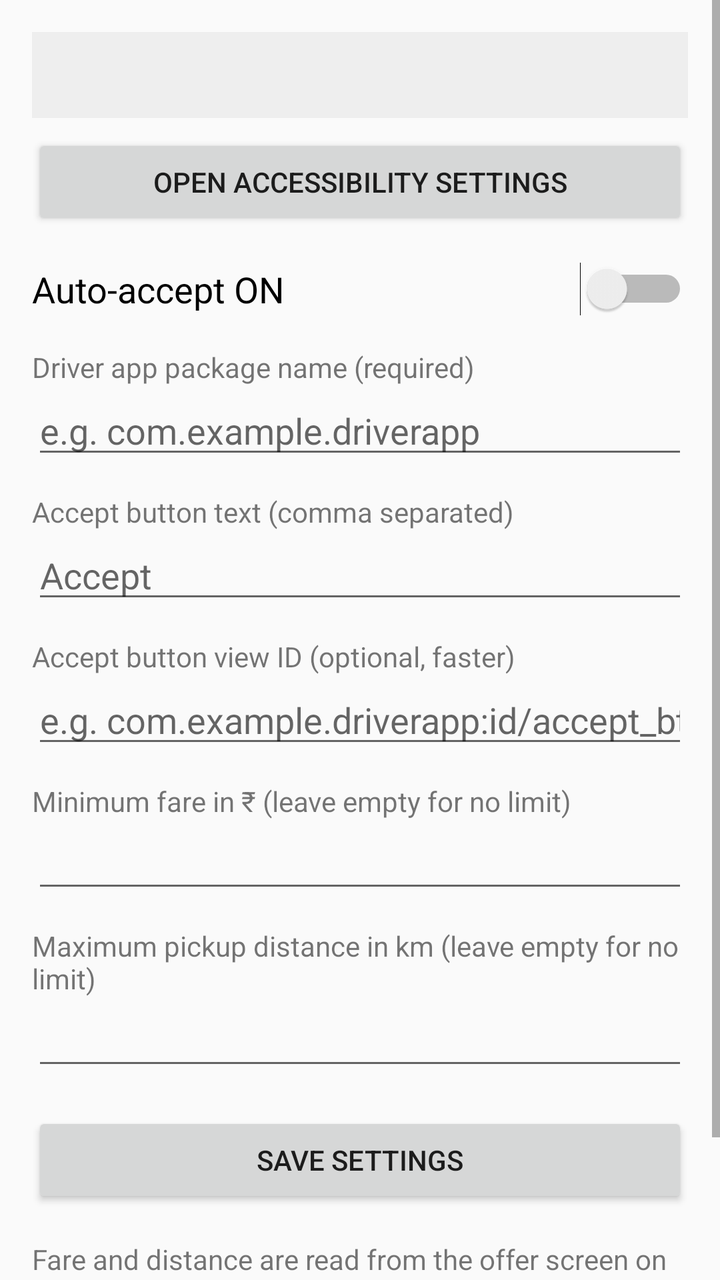
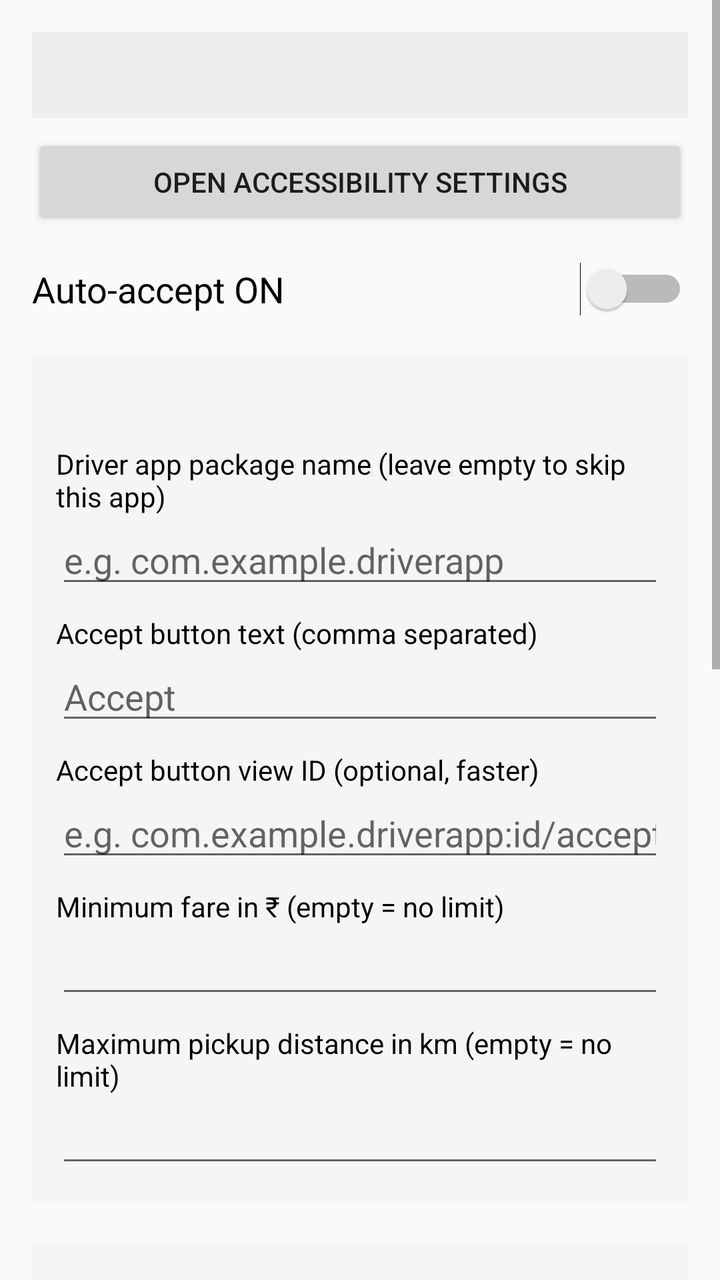

An Android layout rendered at two revisions. The XML below is the earlier revision; the diff shows what the commit changed to produce the second picture.
<!-- AndroidManifest.xml: application theme android:Theme.Material.Light.DarkActionBar -->
<!-- res/layout/activity_main.xml -->
<?xml version="1.0" encoding="utf-8"?>
<ScrollView xmlns:android="http://schemas.android.com/apk/res/android"
    android:layout_width="match_parent"
    android:layout_height="match_parent"
    android:fillViewport="true">

    <LinearLayout
        android:layout_width="match_parent"
        android:layout_height="wrap_content"
        android:orientation="vertical"
        android:padding="16dp">

        <TextView
            android:id="@+id/statusText"
            android:layout_width="match_parent"
            android:layout_height="wrap_content"
            android:padding="12dp"
            android:background="#EEEEEE"
            android:textColor="#000000"
            android:textSize="14sp" />

        <Button
            android:id="@+id/openAccessibilityButton"
            android:layout_width="match_parent"
            android:layout_height="wrap_content"
            android:layout_marginTop="8dp"
            android:text="Open Accessibility settings" />

        <Switch
            android:id="@+id/enabledSwitch"
            android:layout_width="match_parent"
            android:layout_height="wrap_content"
            android:layout_marginTop="16dp"
            android:text="Auto-accept ON"
            android:textSize="18sp" />

        <TextView
            android:layout_width="wrap_content"
            android:layout_height="wrap_content"
            android:layout_marginTop="16dp"
            android:text="Driver app package name (required)" />
        <EditText
            android:id="@+id/packageInput"
            android:layout_width="match_parent"
            android:layout_height="wrap_content"
            android:hint="e.g. com.example.driverapp"
            android:inputType="text" />

        <TextView
            android:layout_width="wrap_content"
            android:layout_height="wrap_content"
            android:layout_marginTop="12dp"
            android:text="Accept button text (comma separated)" />
        <EditText
            android:id="@+id/labelsInput"
            android:layout_width="match_parent"
            android:layout_height="wrap_content"
            android:hint="Accept"
            android:inputType="text" />

        <TextView
            android:layout_width="wrap_content"
            android:layout_height="wrap_content"
            android:layout_marginTop="12dp"
            android:text="Accept button view ID (optional, faster)" />
        <EditText
            android:id="@+id/viewIdInput"
            android:layout_width="match_parent"
            android:layout_height="wrap_content"
            android:hint="e.g. com.example.driverapp:id/accept_btn"
            android:inputType="text" />

        <TextView
            android:layout_width="wrap_content"
            android:layout_height="wrap_content"
            android:layout_marginTop="12dp"
            android:text="Minimum fare in ₹ (leave empty for no limit)" />
        <EditText
            android:id="@+id/minFareInput"
            android:layout_width="match_parent"
            android:layout_height="wrap_content"
            android:inputType="numberDecimal" />

        <TextView
            android:layout_width="wrap_content"
            android:layout_height="wrap_content"
            android:layout_marginTop="12dp"
            android:text="Maximum pickup distance in km (leave empty for no limit)" />
        <EditText
            android:id="@+id/maxKmInput"
            android:layout_width="match_parent"
            android:layout_height="wrap_content"
            android:inputType="numberDecimal" />

        <Button
            android:id="@+id/saveButton"
            android:layout_width="match_parent"
            android:layout_height="wrap_content"
            android:layout_marginTop="16dp"
            android:text="Save settings" />

        <TextView
            android:layout_width="match_parent"
            android:layout_height="wrap_content"
            android:layout_marginTop="16dp"
            android:text="Fare and distance are read from the offer screen on a best-effort basis (first ₹ amount and first km/m value). If a value can't be read, that filter is skipped for the offer. Using auto-accept may break your driver app's terms of service." />
    </LinearLayout>
</ScrollView>
<!-- resources referenced by this layout -->
<resources>

</resources>

<!-- the commit's change to res/layout/activity_main.xml (unified diff, before → after) -->
@@ -34,63 +34,13 @@
             android:text="Auto-accept ON"
             android:textSize="18sp" />
 
-        <TextView
-            android:layout_width="wrap_content"
-            android:layout_height="wrap_content"
-            android:layout_marginTop="16dp"
-            android:text="Driver app package name (required)" />
-        <EditText
-            android:id="@+id/packageInput"
-            android:layout_width="match_parent"
-            android:layout_height="wrap_content"
-            android:hint="e.g. com.example.driverapp"
-            android:inputType="text" />
+        <include
+            android:id="@+id/profile1"
+            layout="@layout/profile_section" />
 
-        <TextView
-            android:layout_width="wrap_content"
-            android:layout_height="wrap_content"
-            android:layout_marginTop="12dp"
-            android:text="Accept button text (comma separated)" />
-        <EditText
-            android:id="@+id/labelsInput"
-            android:layout_width="match_parent"
-            android:layout_height="wrap_content"
-            android:hint="Accept"
-            android:inputType="text" />
-
-        <TextView
-            android:layout_width="wrap_content"
-            android:layout_height="wrap_content"
-            android:layout_marginTop="12dp"
-            android:text="Accept button view ID (optional, faster)" />
-        <EditText
-            android:id="@+id/viewIdInput"
-            android:layout_width="match_parent"
-            android:layout_height="wrap_content"
-            android:hint="e.g. com.example.driverapp:id/accept_btn"
-            android:inputType="text" />
-
-        <TextView
-            android:layout_width="wrap_content"
-            android:layout_height="wrap_content"
-            android:layout_marginTop="12dp"
-            android:text="Minimum fare in ₹ (leave empty for no limit)" />
-        <EditText
-            android:id="@+id/minFareInput"
-            android:layout_width="match_parent"
-            android:layout_height="wrap_content"
-            android:inputType="numberDecimal" />
-
-        <TextView
-            android:layout_width="wrap_content"
-            android:layout_height="wrap_content"
-            android:layout_marginTop="12dp"
-            android:text="Maximum pickup distance in km (leave empty for no limit)" />
-        <EditText
-            android:id="@+id/maxKmInput"
-            android:layout_width="match_parent"
-            android:layout_height="wrap_content"
-            android:inputType="numberDecimal" />
+        <include
+            android:id="@+id/profile2"
+            layout="@layout/profile_section" />
 
         <Button
             android:id="@+id/saveButton"
@@ -103,6 +53,92 @@
             android:layout_width="match_parent"
             android:layout_height="wrap_content"
             android:layout_marginTop="16dp"
-            android:text="Fare and distance are read from the offer screen on a best-effort basis (first ₹ amount and first km/m value). If a value can't be read, that filter is skipped for the offer. Using auto-accept may break your driver app's terms of service." />
+            android:text="Fare and distance are read from the offer screen on a best-effort basis (first ₹ amount and first km/m value). If a value can't be read, that filter is skipped for the offer. Using auto-accept may break your driver apps' terms of service." />
     </LinearLayout>
 </ScrollView>
+<!-- res/layout/profile_section.xml (included above) -->
+<?xml version="1.0" encoding="utf-8"?>
+<LinearLayout xmlns:android="http://schemas.android.com/apk/res/android"
+    android:layout_width="match_parent"
+    android:layout_height="wrap_content"
+    android:orientation="vertical"
+    android:layout_marginTop="20dp"
+    android:padding="12dp"
+    android:background="#F5F5F5">
+
+    <TextView
+        android:id="@+id/profileTitle"
+        android:layout_width="wrap_content"
+        android:layout_height="wrap_content"
+        android:textColor="#000000"
+        android:textSize="18sp"
+        android:textStyle="bold" />
+
+    <TextView
+        android:layout_width="wrap_content"
+        android:layout_height="wrap_content"
+        android:layout_marginTop="8dp"
+        android:textColor="#000000"
+        android:text="Driver app package name (leave empty to skip this app)" />
+    <EditText
+        android:id="@+id/packageInput"
+        android:layout_width="match_parent"
+        android:layout_height="wrap_content"
+        android:textColor="#000000"
+        android:hint="e.g. com.example.driverapp"
+        android:inputType="text" />
+
+    <TextView
+        android:layout_width="wrap_content"
+        android:layout_height="wrap_content"
+        android:layout_marginTop="8dp"
+        android:textColor="#000000"
+        android:text="Accept button text (comma separated)" />
+    <EditText
+        android:id="@+id/labelsInput"
+        android:layout_width="match_parent"
+        android:layout_height="wrap_content"
+        android:textColor="#000000"
+        android:hint="Accept"
+        android:inputType="text" />
+
+    <TextView
+        android:layout_width="wrap_content"
+        android:layout_height="wrap_content"
+        android:layout_marginTop="8dp"
+        android:textColor="#000000"
+        android:text="Accept button view ID (optional, faster)" />
+    <EditText
+        android:id="@+id/viewIdInput"
+        android:layout_width="match_parent"
+        android:layout_height="wrap_content"
+        android:textColor="#000000"
+        android:hint="e.g. com.example.driverapp:id/accept_btn"
+        android:inputType="text" />
+
+    <TextView
+        android:layout_width="wrap_content"
+        android:layout_height="wrap_content"
+        android:layout_marginTop="8dp"
+        android:textColor="#000000"
+        android:text="Minimum fare in ₹ (empty = no limit)" />
+    <EditText
+        android:id="@+id/minFareInput"
+        android:layout_width="match_parent"
+        android:layout_height="wrap_content"
+        android:textColor="#000000"
+        android:inputType="numberDecimal" />
+
+    <TextView
+        android:layout_width="wrap_content"
+        android:layout_height="wrap_content"
+        android:layout_marginTop="8dp"
+        android:textColor="#000000"
+        android:text="Maximum pickup distance in km (empty = no limit)" />
+    <EditText
+        android:id="@+id/maxKmInput"
+        android:layout_width="match_parent"
+        android:layout_height="wrap_content"
+        android:textColor="#000000"
+        android:inputType="numberDecimal" />
+</LinearLayout>
